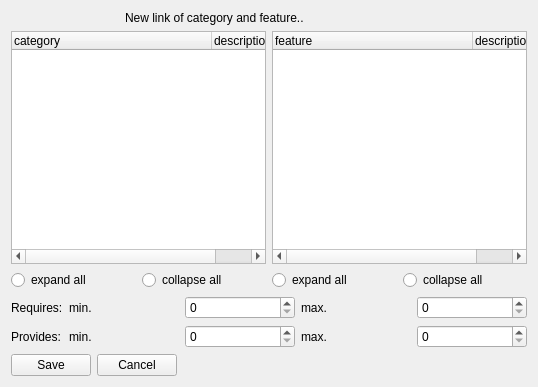
Wolframe/qtClient, file qt/apps/configurator/forms/categories_features_edit.ui: the form before one commit.
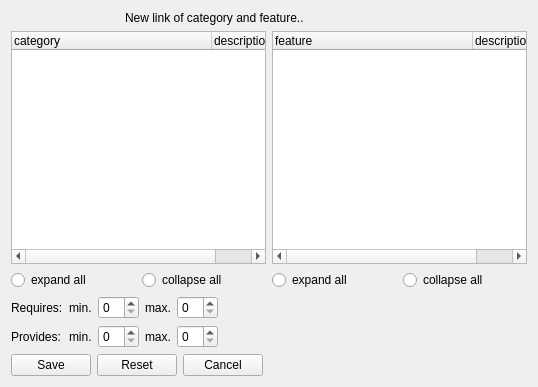
The form after the commit. Icons and pictures are not drawn.

```diff
--- a/qt/apps/configurator/forms/categories_features_edit.ui
+++ b/qt/apps/configurator/forms/categories_features_edit.ui
@@ -62,6 +62,28 @@
        </property>
       </widget>
      </item>
+     <item>
+      <widget class="QPushButton" name="pushButton">
+       <property name="text">
+        <string>Reset</string>
+       </property>
+       <property name="action" stdset="0">
+        <string>read</string>
+       </property>
+       <property name="doctype" stdset="0">
+        <string>CategoryFeatureRequest.simpleform</string>
+       </property>
+       <property name="rootelement" stdset="0">
+        <string>CategoryFeature</string>
+       </property>
+       <property name="category_id" stdset="0">
+        <string>{global.category_id}</string>
+       </property>
+       <property name="feature_id" stdset="0">
+        <string>{global.feature_id}</string>
+       </property>
+      </widget>
+     </item>
      <item>
       <widget class="QPushButton" name="cancel">
        <property name="text">
@@ -293,6 +315,19 @@
        <item>
         <widget class="QSpinBox" name="max_requires"/>
        </item>
+       <item>
+        <spacer name="horizontalSpacer_2">
+         <property name="orientation">
+          <enum>Qt::Horizontal</enum>
+         </property>
+         <property name="sizeHint" stdset="0">
+          <size>
+           <width>40</width>
+           <height>20</height>
+          </size>
+         </property>
+        </spacer>
+       </item>
       </layout>
      </item>
      <item row="2" column="0">
@@ -330,6 +365,19 @@
        <item>
         <widget class="QSpinBox" name="max_provides"/>
        </item>
+       <item>
+        <spacer name="horizontalSpacer_3">
+         <property name="orientation">
+          <enum>Qt::Horizontal</enum>
+         </property>
+         <property name="sizeHint" stdset="0">
+          <size>
+           <width>40</width>
+           <height>20</height>
+          </size>
+         </property>
+        </spacer>
+       </item>
       </layout>
      </item>
     </layout>
```
